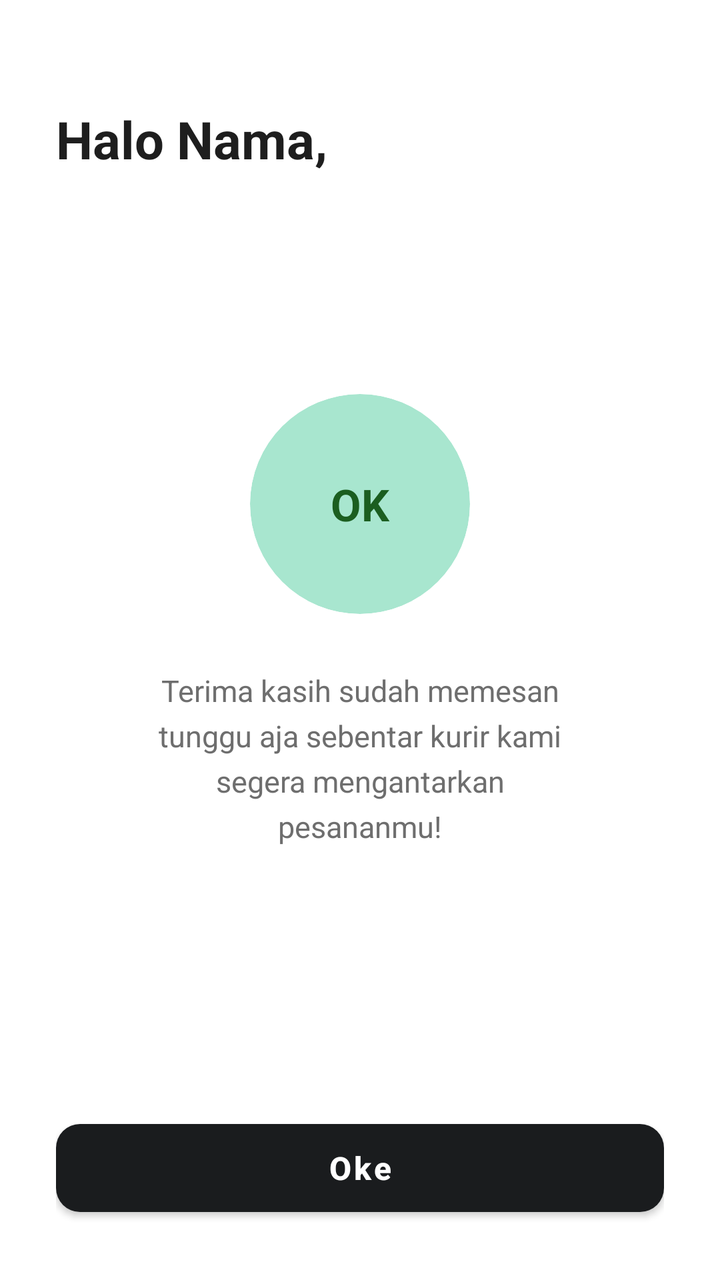
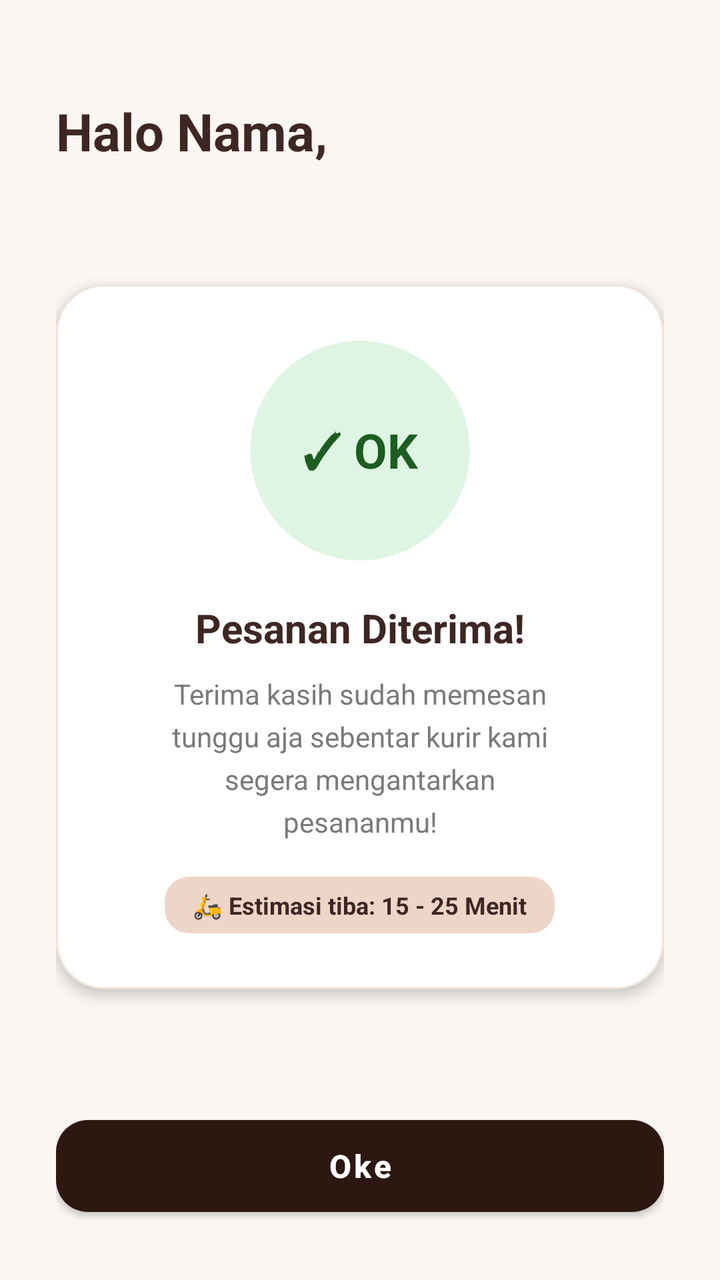

An Android layout rendered at two revisions. The XML below is the earlier revision; the diff shows what the commit changed to produce the second picture.
<!-- AndroidManifest.xml: application theme Theme.MaterialComponents.DayNight.NoActionBar -->
<!-- res/layout/activity_confirmation.xml -->
<?xml version="1.0" encoding="utf-8"?>
<LinearLayout xmlns:android="http://schemas.android.com/apk/res/android"
    xmlns:app="http://schemas.android.com/apk/res-auto"
    android:layout_width="match_parent"
    android:layout_height="match_parent"
    android:background="@color/white"
    android:orientation="vertical"
    android:padding="28dp">

    <TextView
        android:id="@+id/tvGreetingConfirm"
        android:layout_width="wrap_content"
        android:layout_height="wrap_content"
        android:layout_marginTop="24dp"
        android:text="Halo Nama,"
        android:textColor="@color/text_primary"
        android:textSize="26sp"
        android:textStyle="bold" />

    <Space
        android:layout_width="match_parent"
        android:layout_height="0dp"
        android:layout_weight="1" />

    
    <com.google.android.material.card.MaterialCardView
        android:layout_width="110dp"
        android:layout_height="110dp"
        android:layout_gravity="center_horizontal"
        app:cardBackgroundColor="@color/success_green"
        app:cardCornerRadius="55dp"
        app:cardElevation="0dp">

        <TextView
            android:layout_width="match_parent"
            android:layout_height="match_parent"
            android:gravity="center"
            android:text="OK"
            android:textColor="@color/success_text"
            android:textSize="22sp"
            android:textStyle="bold" />
    </com.google.android.material.card.MaterialCardView>

    <TextView
        android:layout_width="match_parent"
        android:layout_height="wrap_content"
        android:layout_marginTop="28dp"
        android:gravity="center"
        android:lineSpacingExtra="5dp"
        android:paddingHorizontal="12dp"
        android:text="Terima kasih sudah memesan\ntunggu aja sebentar kurir kami\nsegera mengantarkan\npesananmu!"
        android:textColor="@color/text_secondary"
        android:textSize="15sp" />

    <Space
        android:layout_width="match_parent"
        android:layout_height="0dp"
        android:layout_weight="1.2" />

    <com.google.android.material.button.MaterialButton
        android:id="@+id/btnOkeConfirm"
        android:layout_width="match_parent"
        android:layout_height="56dp"
        android:text="Oke"
        android:textAllCaps="false"
        android:textColor="@color/white"
        android:textSize="16sp"
        android:textStyle="bold"
        app:backgroundTint="@color/dark_button"
        app:cornerRadius="12dp" />

</LinearLayout>
<!-- resources referenced by this layout -->
<resources>
  <color name="dark_button">#FF1A1C1E</color>
  <color name="success_green">#FFA8E6CF</color>
  <color name="success_text">#FF1B5E20</color>
  <color name="text_primary">#FF1E1E1E</color>
  <color name="text_secondary">#FF6E6E6E</color>
  <color name="white">#FFFFFFFF</color>
</resources>

<!-- the commit's change to res/layout/activity_confirmation.xml (unified diff, before → after) -->
@@ -3,7 +3,7 @@
     xmlns:app="http://schemas.android.com/apk/res-auto"
     android:layout_width="match_parent"
     android:layout_height="match_parent"
-    android:background="@color/white"
+    android:background="@color/bg_soft"
     android:orientation="vertical"
     android:padding="28dp">
 
@@ -11,9 +11,9 @@
         android:id="@+id/tvGreetingConfirm"
         android:layout_width="wrap_content"
         android:layout_height="wrap_content"
-        android:layout_marginTop="24dp"
+        android:layout_marginTop="20dp"
         android:text="Halo Nama,"
-        android:textColor="@color/text_primary"
+        android:textColor="@color/coffee_dark"
         android:textSize="26sp"
         android:textStyle="bold" />
 
@@ -22,51 +22,96 @@
         android:layout_height="0dp"
         android:layout_weight="1" />
 
-    
     <com.google.android.material.card.MaterialCardView
-        android:layout_width="110dp"
-        android:layout_height="110dp"
-        android:layout_gravity="center_horizontal"
-        app:cardBackgroundColor="@color/success_green"
-        app:cardCornerRadius="55dp"
-        app:cardElevation="0dp">
-
-        <TextView
-            android:layout_width="match_parent"
-            android:layout_height="match_parent"
-            android:gravity="center"
-            android:text="OK"
-            android:textColor="@color/success_text"
-            android:textSize="22sp"
-            android:textStyle="bold" />
-    </com.google.android.material.card.MaterialCardView>
-
-    <TextView
         android:layout_width="match_parent"
         android:layout_height="wrap_content"
-        android:layout_marginTop="28dp"
-        android:gravity="center"
-        android:lineSpacingExtra="5dp"
-        android:paddingHorizontal="12dp"
-        android:text="Terima kasih sudah memesan\ntunggu aja sebentar kurir kami\nsegera mengantarkan\npesananmu!"
-        android:textColor="@color/text_secondary"
-        android:textSize="15sp" />
+        app:cardBackgroundColor="@color/white"
+        app:cardCornerRadius="24dp"
+        app:cardElevation="4dp"
+        app:strokeColor="@color/card_stroke"
+        app:strokeWidth="1dp">
+
+        <LinearLayout
+            android:layout_width="match_parent"
+            android:layout_height="wrap_content"
+            android:gravity="center_horizontal"
+            android:orientation="vertical"
+            android:padding="28dp">
+
+            
+            <com.google.android.material.card.MaterialCardView
+                android:layout_width="110dp"
+                android:layout_height="110dp"
+                app:cardBackgroundColor="@color/success_green"
+                app:cardCornerRadius="55dp"
+                app:cardElevation="0dp">
+
+                <TextView
+                    android:layout_width="match_parent"
+                    android:layout_height="match_parent"
+                    android:gravity="center"
+                    android:text="✓ OK"
+                    android:textColor="@color/success_text"
+                    android:textSize="24sp"
+                    android:textStyle="bold" />
+            </com.google.android.material.card.MaterialCardView>
+
+            <TextView
+                android:layout_width="wrap_content"
+                android:layout_height="wrap_content"
+                android:layout_marginTop="20dp"
+                android:text="Pesanan Diterima!"
+                android:textColor="@color/coffee_dark"
+                android:textSize="20sp"
+                android:textStyle="bold" />
+
+            <TextView
+                android:layout_width="match_parent"
+                android:layout_height="wrap_content"
+                android:layout_marginTop="10dp"
+                android:gravity="center"
+                android:lineSpacingExtra="5dp"
+                android:text="Terima kasih sudah memesan\ntunggu aja sebentar kurir kami\nsegera mengantarkan\npesananmu!"
+                android:textColor="@color/text_secondary"
+                android:textSize="14sp" />
+
+            <com.google.android.material.card.MaterialCardView
+                android:layout_width="wrap_content"
+                android:layout_height="wrap_content"
+                android:layout_marginTop="18dp"
+                app:cardBackgroundColor="@color/coffee_cream"
+                app:cardCornerRadius="12dp"
+                app:cardElevation="0dp">
+
+                <TextView
+                    android:layout_width="wrap_content"
+                    android:layout_height="wrap_content"
+                    android:paddingHorizontal="14dp"
+                    android:paddingVertical="6dp"
+                    android:text="🛵 Estimasi tiba: 15 - 25 Menit"
+                    android:textColor="@color/coffee_dark"
+                    android:textSize="12sp"
+                    android:textStyle="bold" />
+            </com.google.android.material.card.MaterialCardView>
+
+        </LinearLayout>
+    </com.google.android.material.card.MaterialCardView>
 
     <Space
         android:layout_width="match_parent"
         android:layout_height="0dp"
-        android:layout_weight="1.2" />
+        android:layout_weight="1" />
 
     <com.google.android.material.button.MaterialButton
         android:id="@+id/btnOkeConfirm"
         android:layout_width="match_parent"
-        android:layout_height="56dp"
+        android:layout_height="58dp"
         android:text="Oke"
         android:textAllCaps="false"
         android:textColor="@color/white"
         android:textSize="16sp"
         android:textStyle="bold"
         app:backgroundTint="@color/dark_button"
-        app:cornerRadius="12dp" />
+        app:cornerRadius="16dp" />
 
 </LinearLayout>
<!-- resource entries referenced after the edit -->
@@ -1,10 +1,13 @@
 <!-- resources referenced by this layout -->
 <resources>
-  <color name="dark_button">#FF1A1C1E</color>
-  <color name="success_green">#FFA8E6CF</color>
+  <color name="bg_soft">#FFFAF6F2</color>
+  <color name="card_stroke">#FFEFE3D8</color>
+  <color name="coffee_cream">#FFEDD6C8</color>
+  <color name="coffee_dark">#FF3E2723</color>
+  <color name="dark_button">#FF2C1810</color>
+  <color name="success_green">#FFDFF5E3</color>
   <color name="success_text">#FF1B5E20</color>
-  <color name="text_primary">#FF1E1E1E</color>
-  <color name="text_secondary">#FF6E6E6E</color>
+  <color name="text_secondary">#FF7A7A7A</color>
   <color name="white">#FFFFFFFF</color>
 </resources>
 
